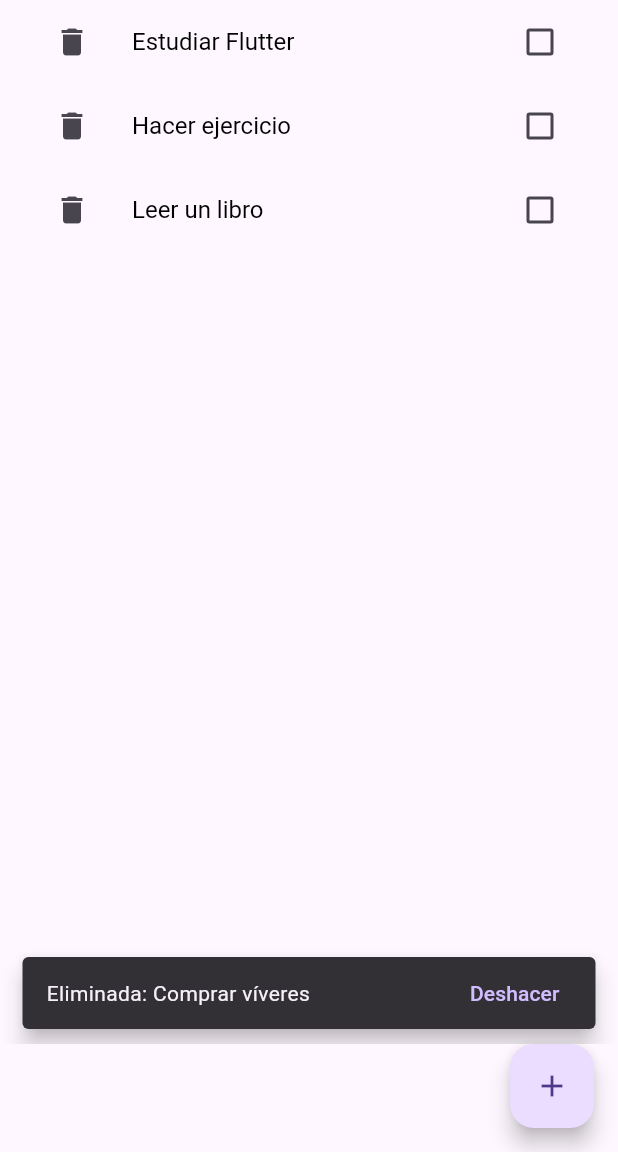
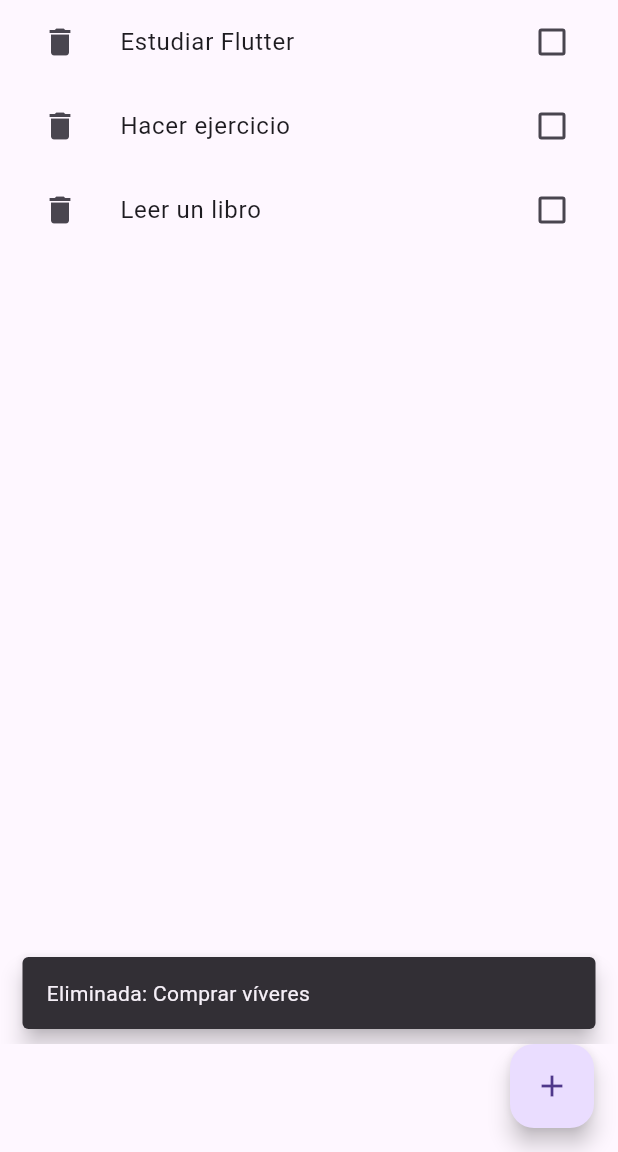
Before and after one commit to LAMS0017/todo_app, a Flutter app: the screen it shows after launch, after a tap on the "delete" icon, on a phone screen of 412 x 824 dp, the part 84-1236 px from its top. Run offline on Flutter 3.47's test engine with Material 3 defaults, Android fonts, the phone set to English and light mode, and no system bars.

```diff
--- a/lib/main.dart
+++ b/lib/main.dart
@@ -1,9 +1,19 @@
 import 'package:flutter/material.dart';
-import 'package:flutter/services.dart';
+import 'package:provider/provider.dart';
+import 'tareas_provider.dart';
 
-void main() => runApp(TodoApp());
+void main() {
+  runApp(
+    ChangeNotifierProvider(
+      create: (_) => TareasProvider(),
+      child: const TodoApp(),
+    ),
+  );
+}
 
 class TodoApp extends StatelessWidget {
+  const TodoApp({super.key});
+
   @override
   Widget build(BuildContext context) {
     return MaterialApp(
@@ -14,84 +24,21 @@ class TodoApp extends StatelessWidget {
         brightness: Brightness.light,
         snackBarTheme: const SnackBarThemeData(behavior: SnackBarBehavior.floating),
       ),
-      home: HomeScreen(),
+      home: const HomeScreen(),
     );
   }
 }
 
-class Tarea {
-  String texto;
-  bool done;
-  Tarea(this.texto, {this.done = false});
-}
-
 class HomeScreen extends StatefulWidget {
+  const HomeScreen({super.key});
   @override
   State<HomeScreen> createState() => _HomeScreenState();
 }
 
 class _HomeScreenState extends State<HomeScreen> {
-  final _listKey = GlobalKey<AnimatedListState>();
-  final _tareas = <Tarea>[
-    Tarea("Comprar víveres"),
-    Tarea("Estudiar Flutter"),
-    Tarea("Hacer ejercicio"),
-    Tarea("Leer un libro"),
-  ];
   final _ctrl = TextEditingController();
 
-  // ====== Añadir ======
-  void _agregarTarea(String texto) {
-    final clean = texto.trim();
-    if (clean.isEmpty) return;
-    final index = _tareas.length;
-    setState(() => _tareas.add(Tarea(clean)));
-    _listKey.currentState?.insertItem(index, duration: const Duration(milliseconds: 350));
-    _ctrl.clear();
-    Navigator.of(context).maybePop();
-    _snack("Tarea añadida");
-  }
-
-  // ====== Eliminar con animación + deshacer ======
-  Tarea? _ultimaBorrada;
-  int? _ultimoIndex;
-
-  void _eliminarTarea(int index) {
-    _ultimaBorrada = _tareas[index];
-    _ultimoIndex = index;
-
-    final removed = _tareas.removeAt(index);
-    _listKey.currentState?.removeItem(
-      index,
-      (context, animation) => _buildAnimatedTile(removed, index, animation, isRemoving: true),
-      duration: const Duration(milliseconds: 350),
-    );
-
-    HapticFeedback.selectionClick();
-    _snack(
-      "Eliminada: ${removed.texto}",
-      action: SnackBarAction(
-        label: "Deshacer",
-        onPressed: _deshacerBorrado,
-      ),
-    );
-  }
-
-  void _deshacerBorrado() {
-    if (_ultimaBorrada == null || _ultimoIndex == null) return;
-    final idx = _ultimoIndex!.clamp(0, _tareas.length);
-    setState(() => _tareas.insert(idx, _ultimaBorrada!));
-    _listKey.currentState?.insertItem(idx, duration: const Duration(milliseconds: 350));
-    _ultimaBorrada = null;
-    _ultimoIndex = null;
-  }
-
-  // ====== Completar ======
-  void _toggleDone(int index, bool? value) {
-    setState(() => _tareas[index].done = value ?? false);
-    HapticFeedback.lightImpact();
-  }
-
+  // —— UI helpers ——
   void _dialogoNuevaTarea() {
     showDialog(
       context: context,
@@ -101,63 +48,67 @@ class _HomeScreenState extends State<HomeScreen> {
           controller: _ctrl,
           autofocus: true,
           decoration: const InputDecoration(hintText: "Escribe la tarea"),
-          onSubmitted: _agregarTarea,
+          onSubmitted: (txt) => _agregar(txt),
         ),
         actions: [
-          TextButton(onPressed: () { _ctrl.clear(); Navigator.pop(context); }, child: const Text("Cancelar")),
-          ElevatedButton(onPressed: () => _agregarTarea(_ctrl.text), child: const Text("Añadir")),
+          TextButton(
+            onPressed: () { _ctrl.clear(); Navigator.pop(context); },
+            child: const Text("Cancelar"),
+          ),
+          ElevatedButton(
+            onPressed: () => _agregar(_ctrl.text),
+            child: const Text("Añadir"),
+          ),
         ],
       ),
     );
   }
 
-  void _snack(String msg, {SnackBarAction? action}) {
-    ScaffoldMessenger.of(context).showSnackBar(
-      SnackBar(content: Text(msg), action: action, duration: const Duration(seconds: 3)),
-    );
+  void _agregar(String txt) {
+    context.read<TareasProvider>().agregar(txt);
+    _ctrl.clear();
+    Navigator.maybePop(context);
+    ScaffoldMessenger.of(context).showSnackBar(const SnackBar(content: Text("Tarea añadida")));
   }
 
-  // ====== UI ======
+  void _eliminar(int index) {
+    final p = context.read<TareasProvider>();
+    final borrada = p.tareas[index].texto;
+    p.eliminar(index);
+    ScaffoldMessenger.of(context).showSnackBar(SnackBar(content: Text("Eliminada: $borrada")));
+  }
+
+  @override
+  void dispose() {
+    _ctrl.dispose();
+    super.dispose();
+  }
+
   @override
   Widget build(BuildContext context) {
+    // Escucha los cambios del provider
+    final tareas = context.watch<TareasProvider>().tareas;
+
     return Scaffold(
       appBar: AppBar(
         title: const Text("Mi Lista de Tareas"),
         backgroundColor: Colors.blue,
         foregroundColor: Colors.white,
         actions: [
-          IconButton(icon: const Icon(Icons.add), onPressed: _dialogoNuevaTarea, tooltip: "Añadir tarea"),
+          IconButton(
+            icon: const Icon(Icons.add),
+            onPressed: _dialogoNuevaTarea,
+            tooltip: "Añadir tarea",
+          ),
         ],
       ),
-      body: _tareas.isEmpty
+      body: tareas.isEmpty
           ? const Center(child: Text("No hay tareas. ¡Añade la primera!"))
-          : AnimatedList(
-              key: _listKey,
-              initialItemCount: _tareas.length,
-              itemBuilder: (context, index, animation) =>
-                  _buildAnimatedTile(_tareas[index], index, animation),
-            ),
-      floatingActionButton: FloatingActionButton(
-        onPressed: _dialogoNuevaTarea,
-        child: const Icon(Icons.add),
-        tooltip: "Añadir tarea",
-      ),
-    );
-  }
-
-  // Ítem animado (entrada/salida + cambios de estado suaves)
-  Widget _buildAnimatedTile(Tarea t, int index, Animation<double> animation, {bool isRemoving = false}) {
-    final slide = Tween<Offset>(begin: const Offset(0, 0.1), end: Offset.zero)
-        .animate(CurvedAnimation(parent: animation, curve: Curves.easeOut));
-    final fade = CurvedAnimation(parent: animation, curve: Curves.easeOut);
-
-    return SizeTransition(
-      sizeFactor: fade,
-      child: FadeTransition(
-        opacity: fade,
-        child: SlideTransition(
-          position: slide,
-          child: Dismissible(
+          : ListView.builder(
+              itemCount: tareas.length,
+              itemBuilder: (context, index) {
+                final t = tareas[index];
+                return Dismissible(
                   key: ValueKey("${t.texto}-$index-${t.done}"),
                   background: Container(
                     color: Colors.red, alignment: Alignment.centerLeft, padding: const EdgeInsets.symmetric(horizontal: 16),
@@ -167,40 +118,31 @@ class _HomeScreenState extends State<HomeScreen> {
                     color: Colors.red, alignment: Alignment.centerRight, padding: const EdgeInsets.symmetric(horizontal: 16),
                     child: const Icon(Icons.delete, color: Colors.white),
                   ),
-            onDismissed: (_) => _eliminarTarea(index),
-            child: AnimatedContainer(
-              duration: const Duration(milliseconds: 250),
-              curve: Curves.easeOut,
-              padding: const EdgeInsets.symmetric(horizontal: 8),
-              color: t.done ? Colors.green.withOpacity(0.10) : Colors.transparent,
+                  onDismissed: (_) => _eliminar(index),
                   child: CheckboxListTile(
                     value: t.done,
-                onChanged: (v) => _toggleDone(index, v),
-                title: AnimatedDefaultTextStyle(
-                  duration: const Duration(milliseconds: 200),
+                    onChanged: (v) => context.read<TareasProvider>().toggle(index, v ?? false),
+                    title: Text(
+                      t.texto,
                       style: TextStyle(
-                    decoration: t.done ? TextDecoration.lineThrough : TextDecoration.none,
-                    color: t.done ? Colors.grey : Colors.black,
-                    fontSize: 16,
+                        decoration: t.done ? TextDecoration.lineThrough : null,
+                        color: t.done ? Colors.grey : null,
                       ),
-                  child: Text(t.texto),
                     ),
                     secondary: IconButton(
                       icon: const Icon(Icons.delete),
-                  onPressed: () => _eliminarTarea(index),
+                      onPressed: () => _eliminar(index),
                       tooltip: "Eliminar",
                     ),
                   ),
+                );
+              },
             ),
-          ),
-        ),
+      floatingActionButton: FloatingActionButton(
+        onPressed: _dialogoNuevaTarea,
+        child: const Icon(Icons.add),
+        tooltip: "Añadir tarea",
       ),
     );
   }
-
-  @override
-  void dispose() {
-    _ctrl.dispose();
-    super.dispose();
 }
-}
--- /dev/null
+++ b/lib/tareas_provider.dart
@@ -0,0 +1,38 @@
+import 'package:flutter/material.dart';
+
+class Tarea {
+  String texto;
+  bool done;
+  Tarea(this.texto, {this.done = false});
+}
+
+class TareasProvider extends ChangeNotifier {
+  final List<Tarea> _tareas = [
+    Tarea("Comprar víveres"),
+    Tarea("Estudiar Flutter"),
+    Tarea("Hacer ejercicio"),
+    Tarea("Leer un libro"),
+  ];
+
+  // Exponemos una vista de solo lectura
+  List<Tarea> get tareas => List.unmodifiable(_tareas);
+
+  void agregar(String texto) {
+    final t = texto.trim();
+    if (t.isEmpty) return;
+    _tareas.add(Tarea(t));
+    notifyListeners(); // avisa a la UI
+  }
+
+  void eliminar(int index) {
+    if (index < 0 || index >= _tareas.length) return;
+    _tareas.removeAt(index);
+    notifyListeners();
+  }
+
+  void toggle(int index, bool value) {
+    if (index < 0 || index >= _tareas.length) return;
+    _tareas[index].done = value;
+    notifyListeners();
+  }
+}
--- a/pubspec.yaml
+++ b/pubspec.yaml
@@ -33,6 +33,7 @@ dependencies:
 
   # The following adds the Cupertino Icons font to your application.
   # Use with the CupertinoIcons class for iOS style icons.
+  provider: ^6.0.5
   cupertino_icons: ^1.0.8
 
 dev_dependencies:
```
Also changed, not shown: 1 other file. Lines whose indentation alone changed are shown as unchanged.
